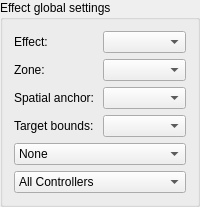
First picture: the form in ui/forms/EffectGlobalSettingsPanel.ui, repository Wolfieeewolf/OpenRGB3DSpatialPlugin, before the edit.
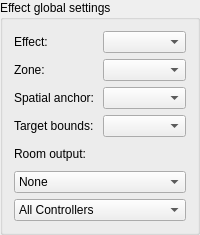
Second picture: the form after the edit.

Commit message:
Move room output to stack settings and harden shared custom controllers.
Relocate emitter relay controls beside zone, anchor, and bounds; derive room coordinates from spatial anchor. Improve portable preset rebind, emitter/receiver device cards with scene names, and clearer room output labels.

Diff of the .ui file:
```diff
--- a/ui/forms/EffectGlobalSettingsPanel.ui
+++ b/ui/forms/EffectGlobalSettingsPanel.ui
@@ -83,6 +83,40 @@
      </item>
     </layout>
    </item>
+   <item>
+    <widget class="QWidget" name="roomOutputSection" native="true">
+     <layout class="QVBoxLayout" name="roomOutputSectionLayout">
+      <property name="leftMargin">
+       <number>0</number>
+      </property>
+      <property name="topMargin">
+       <number>4</number>
+      </property>
+      <property name="rightMargin">
+       <number>0</number>
+      </property>
+      <property name="bottomMargin">
+       <number>0</number>
+      </property>
+      <property name="spacing">
+       <number>4</number>
+      </property>
+      <item>
+       <widget class="QLabel" name="roomOutputSectionLabel">
+        <property name="text">
+         <string>Room output:</string>
+        </property>
+        <property name="toolTip">
+         <string>How this layer paints the room: direct on its zone, or emitter + relay mirror. Use Spatial anchor above for effect-origin vs room-mapped coordinates.</string>
+        </property>
+       </widget>
+      </item>
+      <item>
+       <widget class="QWidget" name="roomOutputHost" native="true"/>
+      </item>
+     </layout>
+    </widget>
+   </item>
    <item>
     <widget class="QComboBox" name="stackEffectTypeCombo">
      <property name="visible">
```
Left out of the diff: 2 changed lines with no effect on the pictures. The commit also changes 19 other files.
